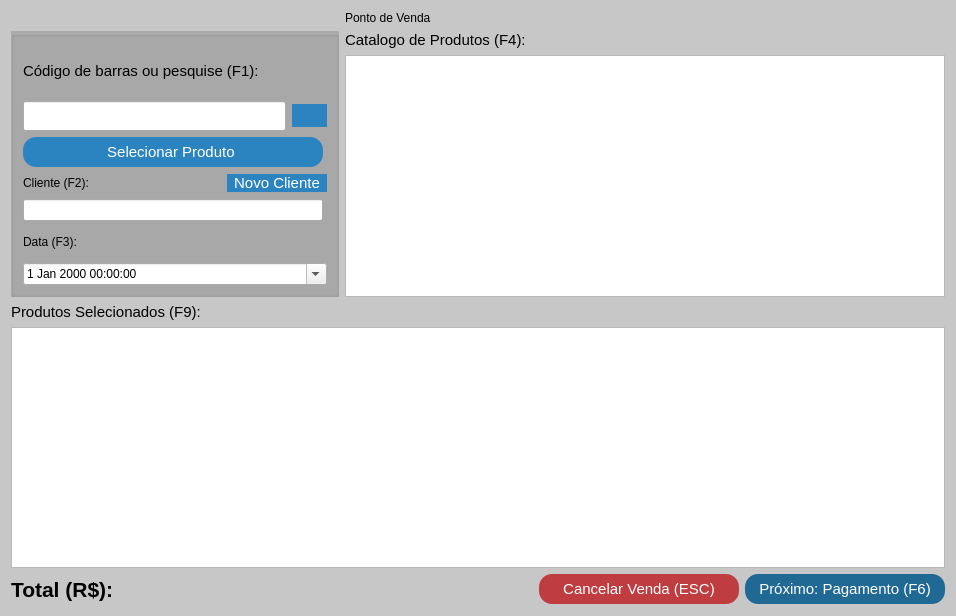
Above: src/venda.ui from GabR36/QEstoqueLoja before the change. Below: the same form after it.
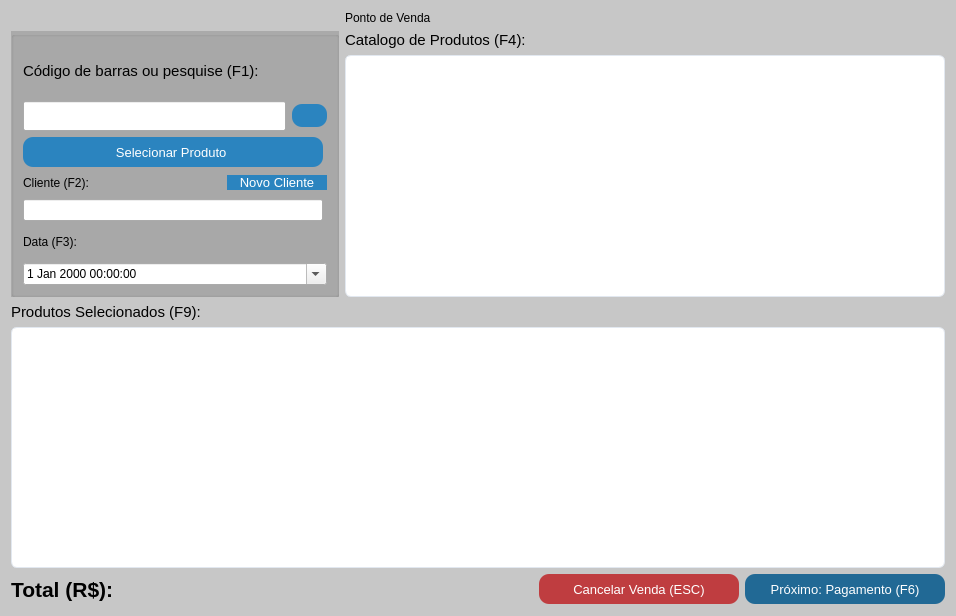
That is the form after the change. Icons and pictures are not drawn. Custom widgets are drawn as their Qt base class.

Commit message: novo estilo para relatorios, pagamento, vendas, entradas...

```diff
--- a/src/venda.ui
+++ b/src/venda.ui
@@ -37,20 +37,19 @@
   <property name="styleSheet">
    <string notr="true">
 
-#venda{
-background-color: rgb(199, 199, 199);
-
+#venda {
+  background-color: rgb(199, 199, 199);
+  background-color: qlineargradient(spread:pad, x1:0, y1:0, x2:1, y2:0,
+    stop:0 rgba(199, 199, 199, 255), stop:1 rgba(170, 170, 170, 255));
 }
-QPushButton{
-background-color: rgb(43, 132, 191);
-color: rgb(255, 255, 255);
-font-size: 15px;
-border-radius: 13px;
-
+QPushButton {
+  background-color: rgb(43, 132, 191);
+  color: rgb(255, 255, 255);
+  font-size: 13px;
+  border-radius: 10px;
 }
-
-QPushButton:hover{
-	background-color: rgb(13, 92, 161);
+QPushButton:hover {
+  background-color: rgb(13, 92, 161);
 }
 QPushButton:pressed{
 	
@@ -59,13 +58,45 @@
 font-size: 15px;
 border-radius: 13px;
 }
-QPushButton:disabled{	
-	background-color: rgb(154, 153, 150);
+QPushButton:disabled {
+  background-color: rgb(154, 153, 150);
 }
-QGroupBox{
-background-color:rgb(170, 170, 170);
-	font: 700 9pt &quot;Segoe UI&quot;;
-	font-size: 15px;
+QGroupBox {
+  background-color: rgb(170, 170, 170);
+  font: 700 9pt &quot;Segoe UI&quot;;
+  font-size: 15px;
+}
+QTableView {
+  background-color: #ffffff;
+  alternate-background-color: #dce9f5;
+  border: 1px solid #e2e8f0;
+  border-radius: 6px;
+  gridline-color: #e2e8f0;
+  selection-background-color: rgb(43, 132, 191);
+  selection-color: #ffffff;
+  outline: none;
+}
+QHeaderView::section {
+  background-color: #f1f5f9;
+  color: #475569;
+  font: 600 9pt &quot;Ubuntu&quot;;
+  border: none;
+  border-bottom: 2px solid #e2e8f0;
+  border-right: 1px solid #e2e8f0;
+  padding: 6px 10px;
+}
+QScrollBar:vertical {
+  background: #f1f5f9;
+  width: 8px;
+  border-radius: 4px;
+}
+QScrollBar::handle:vertical {
+  background: #cbd5e1;
+  border-radius: 4px;
+  min-height: 20px;
+}
+QScrollBar::add-line:vertical, QScrollBar::sub-line:vertical {
+  height: 0px;
 }
 </string>
   </property>
```
Left out of the diff: 11 changed lines with no effect on the pictures. The commit also changes 12 other files.
